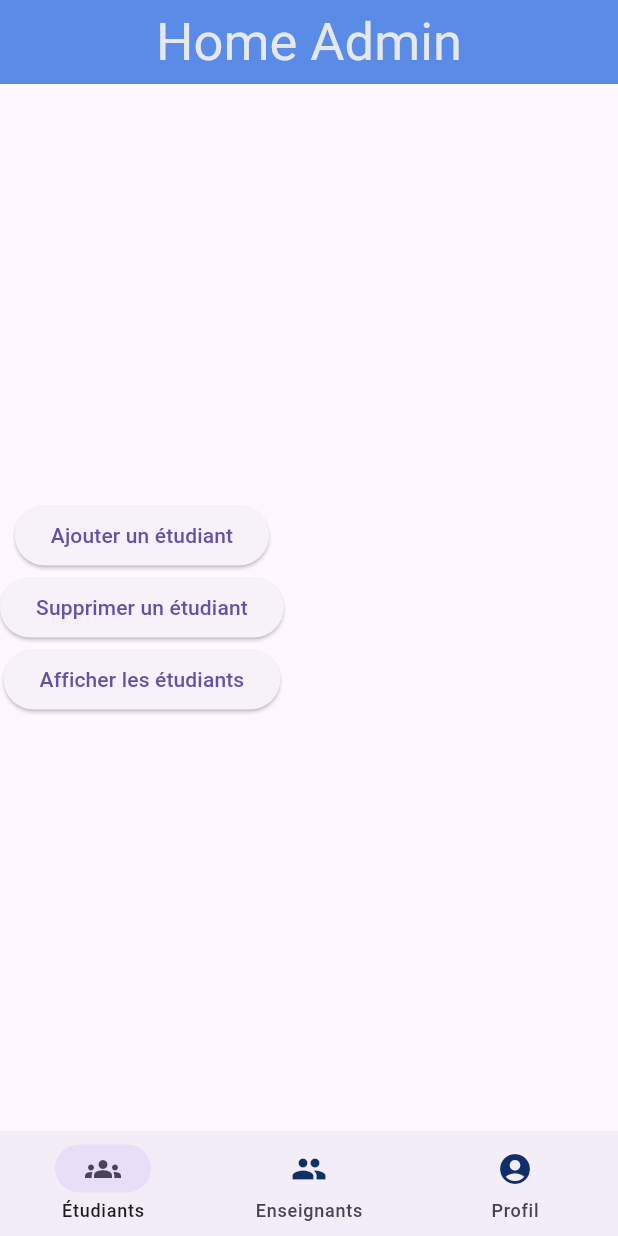
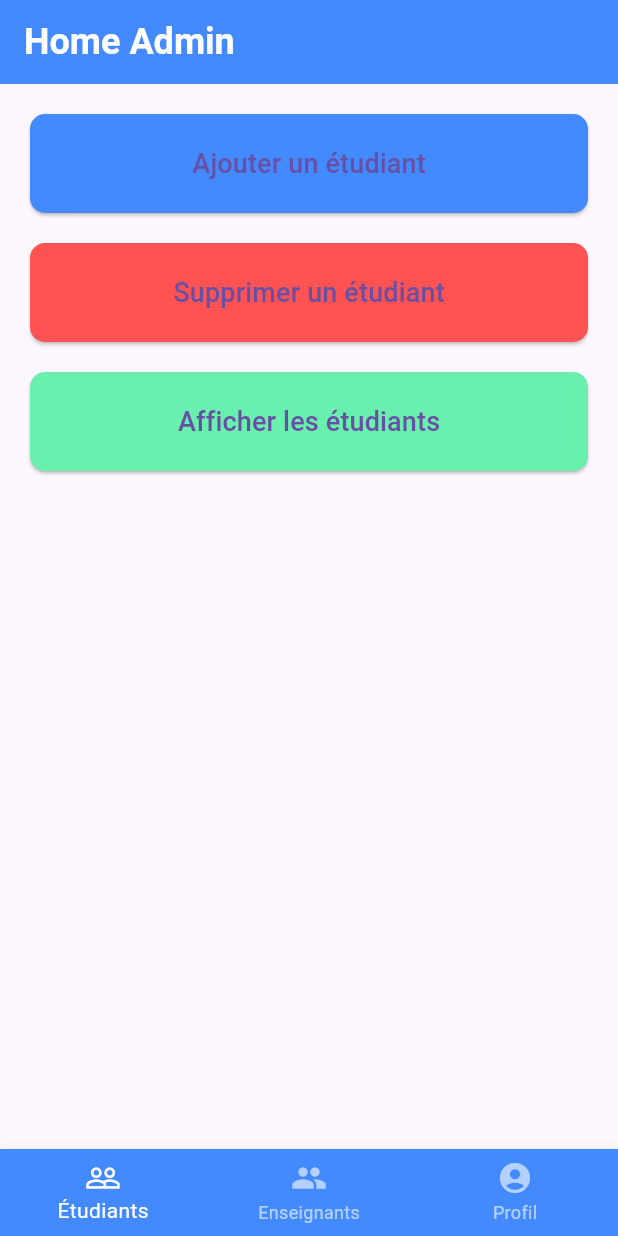
Before and after one commit to NassimeElkamari/reclamations, a Flutter app: the screen it shows after launch, on a phone screen of 412 x 824 dp. Run offline on Flutter 3.47's test engine with Material 3 defaults, Android fonts, the phone set to English and light mode, and no system bars; our stand-ins replace awesome_dialog, cloud_firestore, curved_navigation_bar, firebase_auth, firebase_core; accounts and stored records are empty.

Commit message:
Add new updates

```diff
--- a/lib/Application admin/home/homeAdmin.dart
+++ b/lib/Application admin/home/homeAdmin.dart
@@ -12,73 +12,113 @@ class AdminHome extends StatelessWidget {
   Widget build(BuildContext context) {
     return Scaffold(
       appBar: AppBar(
-        title: Center(
-          child: Text(
+        title: Text(
           "Home Admin",
           style: TextStyle(
-                fontSize: 35, color: Color.fromARGB(255, 229, 232, 238)),
+            fontSize: 24,
+            fontWeight: FontWeight.bold,
+            color: Colors.white,
           ),
         ),
-        backgroundColor: Color.fromRGBO(89, 139, 231, 1),
+        backgroundColor:
+            Colors.blueAccent, // Couleur de la barre d'applications
       ),
-      body: Column(
+      body: SingleChildScrollView(
+        padding: EdgeInsets.symmetric(vertical: 20, horizontal: 20),
+        child: Column(
           mainAxisAlignment: MainAxisAlignment.center,
+          crossAxisAlignment: CrossAxisAlignment.stretch,
           children: [
             ElevatedButton(
               onPressed: () {
-              Navigator.push(context,
-                  MaterialPageRoute(builder: (context) => AjouterEtudiant()));
+                Navigator.push(
+                  context,
+                  MaterialPageRoute(builder: (context) => AjouterEtudiant()),
+                );
               },
-            child: Text('Ajouter un étudiant'),
+              style: ElevatedButton.styleFrom(
+                primary: Colors.blueAccent,
+                padding: EdgeInsets.all(20),
+                shape: RoundedRectangleBorder(
+                  borderRadius: BorderRadius.circular(10),
                 ),
+              ),
+              child: Text(
+                'Ajouter un étudiant',
+                style: TextStyle(
+                  fontSize: 18,
+                ),
+              ),
+            ),
+            SizedBox(height: 20),
             ElevatedButton(
               onPressed: () {
-              Navigator.push(context,
-                  MaterialPageRoute(builder: (context) => SuppEtudiant()));
+                Navigator.push(
+                  context,
+                  MaterialPageRoute(builder: (context) => SuppEtudiant()),
+                );
               },
-            child: Text('Supprimer un étudiant'),
+              style: ElevatedButton.styleFrom(
+                primary: Colors.redAccent,
+                padding: EdgeInsets.all(20),
+                shape: RoundedRectangleBorder(
+                  borderRadius: BorderRadius.circular(10),
                 ),
+              ),
+              child: Text(
+                'Supprimer un étudiant',
+                style: TextStyle(
+                  fontSize: 18,
+                ),
+              ),
+            ),
+            SizedBox(height: 20),
             ElevatedButton(
               onPressed: () {
-              Navigator.push(context,
-                  MaterialPageRoute(builder: (context) => AffichierEtud()));
+                Navigator.push(
+                  context,
+                  MaterialPageRoute(builder: (context) => AffichierEtud()),
+                );
               },
-            child: Text('Afficher les étudiants'),
+              style: ElevatedButton.styleFrom(
+                primary: Colors.greenAccent,
+                padding: EdgeInsets.all(20),
+                shape: RoundedRectangleBorder(
+                  borderRadius: BorderRadius.circular(10),
+                ),
+              ),
+              child: Text(
+                'Afficher les étudiants',
+                style: TextStyle(
+                  fontSize: 18,
+                ),
+              ),
             ),
           ],
         ),
-
+      ),
       bottomNavigationBar: navigatorBarFunction(),
     );
   }
 }
 
 Widget navigatorBarFunction() {
-  return NavigationBar(
-    height: 70,
-    destinations: [
-      NavigationDestination(
-        icon: Icon(
-          Icons.check_circle_outline_outlined,
-          color: Color.fromARGB(255, 16, 47, 105),
-        ),
-        selectedIcon: Icon(Icons.groups),
+  return BottomNavigationBar(
+    type: BottomNavigationBarType.fixed,
+    backgroundColor: Colors.blueAccent,
+    selectedItemColor: Colors.white,
+    unselectedItemColor: Colors.white.withOpacity(0.6),
+    items: [
+      BottomNavigationBarItem(
+        icon: Icon(Icons.people_outline),
         label: 'Étudiants',
       ),
-      NavigationDestination(
-        icon: Icon(
-          Icons.group,
-          color: Color.fromARGB(255, 16, 47, 105),
-        ),
-        selectedIcon: Icon(Icons.groups),
+      BottomNavigationBarItem(
+        icon: Icon(Icons.group),
         label: 'Enseignants',
       ),
-      NavigationDestination(
-        icon: Icon(
-          Icons.account_circle,
-          color: Color.fromARGB(255, 16, 47, 105),
-        ),
-        selectedIcon: Icon(Icons.account_circle),
+      BottomNavigationBarItem(
+        icon: Icon(Icons.account_circle),
         label: 'Profil',
       ),
     ],
```
Also changed, not shown: lib/Application admin/home/2.etuduiant/affichier.dart (+10 -2 lines), lib/Application admin/home/2.etuduiant/ajouter.dart (+30 -3 lines), lib/Application admin/home/2.etuduiant/supprimier.dart (+42 -9 lines), images/566.jpg (added). Lines whose indentation alone changed are shown as unchanged.
